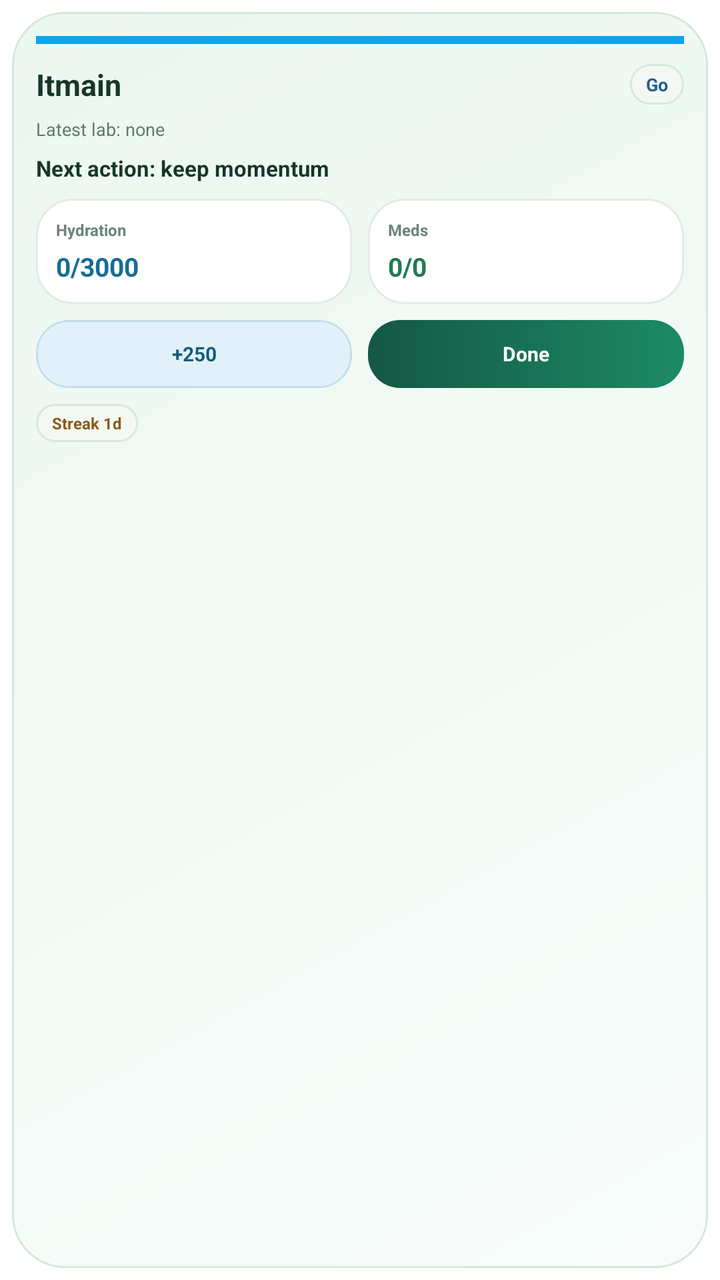
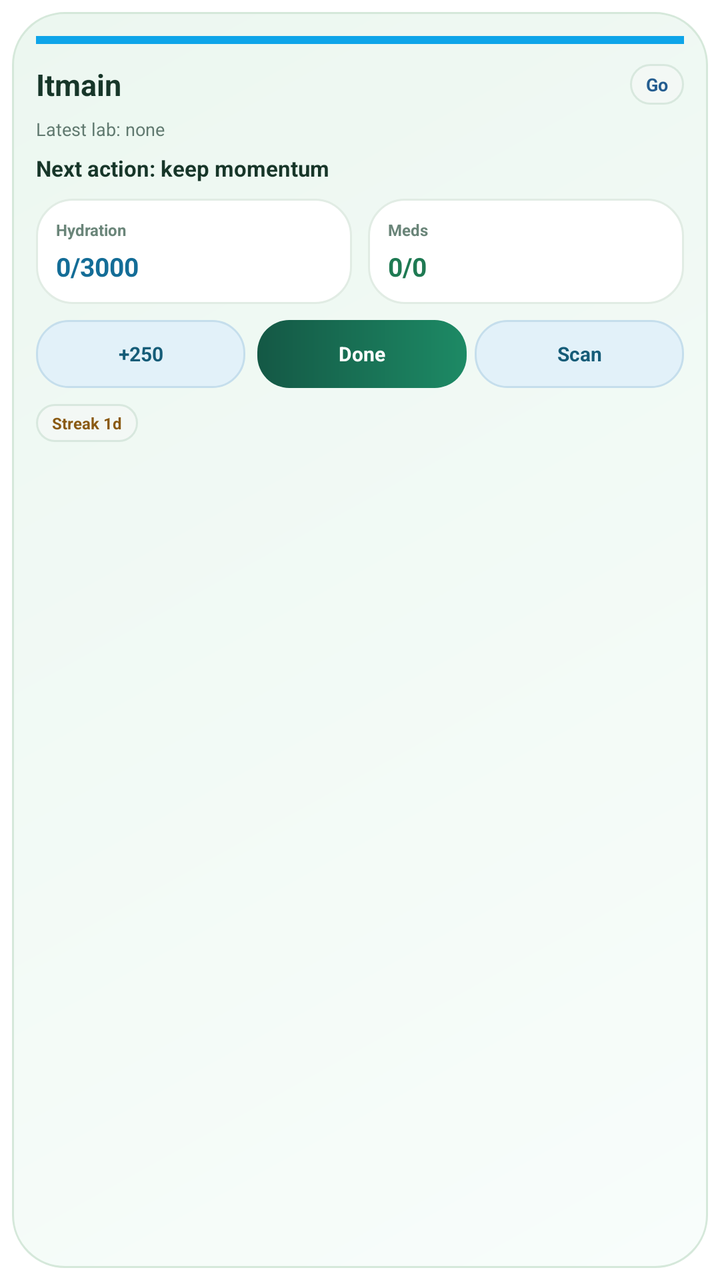

An Android layout rendered at two revisions. The XML below is the earlier revision; the diff shows what the commit changed to produce the second picture.
<!-- AndroidManifest.xml: fallback theme Theme.MaterialComponents.DayNight.NoActionBar -->
<!-- res/layout/itmain_home_widget_compact.xml -->
<?xml version="1.0" encoding="utf-8"?>
<FrameLayout xmlns:android="http://schemas.android.com/apk/res/android"
    android:id="@+id/widget_root"
    android:layout_width="match_parent"
    android:layout_height="match_parent"
    android:background="#00000000"
    android:padding="6dp">

    <LinearLayout
        android:layout_width="match_parent"
        android:layout_height="match_parent"
        android:background="@drawable/itmain_widget_surface"
        android:orientation="vertical"
        android:padding="12dp">

        <TextView
            android:id="@+id/highlight_bar"
            android:layout_width="match_parent"
            android:layout_height="4dp"
            android:layout_marginBottom="10dp"
            android:background="#0EA5E9"
            android:text="" />

        <LinearLayout
            android:layout_width="match_parent"
            android:layout_height="wrap_content"
            android:gravity="center_vertical"
            android:orientation="horizontal">

            <TextView
                android:id="@+id/text_app_title"
                android:layout_width="0dp"
                android:layout_height="wrap_content"
                android:layout_weight="1"
                android:text="Itmain"
                android:textColor="#173629"
                android:textSize="15sp"
                android:textStyle="bold" />

            <TextView
                android:id="@+id/text_status_chip"
                android:layout_width="wrap_content"
                android:layout_height="wrap_content"
                android:background="@drawable/itmain_widget_chip"
                android:paddingLeft="8dp"
                android:paddingTop="4dp"
                android:paddingRight="8dp"
                android:paddingBottom="4dp"
                android:text="Go"
                android:textColor="#245D90"
                android:textSize="9sp"
                android:textStyle="bold" />
        </LinearLayout>

        <TextView
            android:id="@+id/text_subtitle"
            android:layout_width="match_parent"
            android:layout_height="wrap_content"
            android:layout_marginTop="6dp"
            android:ellipsize="end"
            android:maxLines="1"
            android:text="Latest lab: none"
            android:textColor="#617A70"
            android:textSize="9sp" />

        <TextView
            android:id="@+id/text_motivation"
            android:layout_width="match_parent"
            android:layout_height="wrap_content"
            android:layout_marginTop="6dp"
            android:ellipsize="end"
            android:maxLines="2"
            android:text="Next action: keep momentum"
            android:textColor="#173629"
            android:textSize="11sp"
            android:textStyle="bold" />

        <LinearLayout
            android:layout_width="match_parent"
            android:layout_height="wrap_content"
            android:layout_marginTop="8dp"
            android:baselineAligned="false"
            android:orientation="horizontal">

            <LinearLayout
                android:layout_width="0dp"
                android:layout_height="wrap_content"
                android:layout_weight="1"
                android:layout_marginEnd="4dp"
                android:background="@drawable/itmain_widget_stat_card"
                android:orientation="vertical"
                android:padding="10dp">

                <TextView
                    android:id="@+id/text_water_label"
                    android:layout_width="wrap_content"
                    android:layout_height="wrap_content"
                    android:text="Hydration"
                    android:textColor="#6A8579"
                    android:textSize="8sp"
                    android:textStyle="bold" />

                <TextView
                    android:id="@+id/text_water_value"
                    android:layout_width="wrap_content"
                    android:layout_height="wrap_content"
                    android:layout_marginTop="4dp"
                    android:text="0/3000"
                    android:textColor="#146D97"
                    android:textSize="13sp"
                    android:textStyle="bold" />
            </LinearLayout>

            <LinearLayout
                android:layout_width="0dp"
                android:layout_height="wrap_content"
                android:layout_weight="1"
                android:layout_marginStart="4dp"
                android:background="@drawable/itmain_widget_stat_card"
                android:orientation="vertical"
                android:padding="10dp">

                <TextView
                    android:id="@+id/text_tasks_label"
                    android:layout_width="wrap_content"
                    android:layout_height="wrap_content"
                    android:text="Meds"
                    android:textColor="#6A8579"
                    android:textSize="8sp"
                    android:textStyle="bold" />

                <TextView
                    android:id="@+id/text_tasks_value"
                    android:layout_width="wrap_content"
                    android:layout_height="wrap_content"
                    android:layout_marginTop="4dp"
                    android:text="0/0"
                    android:textColor="#1F7A53"
                    android:textSize="13sp"
                    android:textStyle="bold" />
            </LinearLayout>
        </LinearLayout>

        <LinearLayout
            android:layout_width="match_parent"
            android:layout_height="wrap_content"
            android:layout_marginTop="8dp"
            android:orientation="horizontal">

            <TextView
                android:id="@+id/btn_add_water"
                android:layout_width="0dp"
                android:layout_height="34dp"
                android:layout_weight="1"
                android:layout_marginEnd="4dp"
                android:background="@drawable/itmain_widget_secondary_action"
                android:gravity="center"
                android:text="+250"
                android:textColor="#155C78"
                android:textSize="10sp"
                android:textStyle="bold" />

            <TextView
                android:id="@+id/btn_mark_task"
                android:layout_width="0dp"
                android:layout_height="34dp"
                android:layout_weight="1"
                android:layout_marginStart="4dp"
                android:background="@drawable/itmain_widget_primary_action"
                android:gravity="center"
                android:text="Done"
                android:textColor="#FFFFFF"
                android:textSize="10sp"
                android:textStyle="bold" />
        </LinearLayout>

        <TextView
            android:id="@+id/text_streak_badge"
            android:layout_width="wrap_content"
            android:layout_height="wrap_content"
            android:layout_marginTop="8dp"
            android:background="@drawable/itmain_widget_chip"
            android:paddingLeft="8dp"
            android:paddingTop="4dp"
            android:paddingRight="8dp"
            android:paddingBottom="4dp"
            android:text="Streak 1d"
            android:textColor="#8A5A13"
            android:textSize="8sp"
            android:textStyle="bold" />
    </LinearLayout>
</FrameLayout>
<!-- resources referenced by this layout -->
<resources>
  <!-- drawable itmain_widget_chip (drawable) -->
  <?xml version="1.0" encoding="utf-8"?>
  <shape xmlns:android="http://schemas.android.com/apk/res/android"
      android:shape="rectangle">
      <corners android:radius="999dp" />
      <solid android:color="#F3F8F5" />
      <stroke
          android:width="1dp"
          android:color="#D8E8DE" />
  </shape>
  <!-- drawable itmain_widget_primary_action (drawable) -->
  <?xml version="1.0" encoding="utf-8"?>
  <shape xmlns:android="http://schemas.android.com/apk/res/android"
      android:shape="rectangle">
      <corners android:radius="16dp" />
      <gradient
          android:angle="0"
          android:endColor="#1D8A65"
          android:startColor="#145845" />
  </shape>
  <!-- drawable itmain_widget_secondary_action (drawable) -->
  <?xml version="1.0" encoding="utf-8"?>
  <shape xmlns:android="http://schemas.android.com/apk/res/android"
      android:shape="rectangle">
      <corners android:radius="16dp" />
      <solid android:color="#E2F1F9" />
      <stroke
          android:width="1dp"
          android:color="#C5DEEC" />
  </shape>
  <!-- drawable itmain_widget_stat_card (drawable) -->
  <?xml version="1.0" encoding="utf-8"?>
  <shape xmlns:android="http://schemas.android.com/apk/res/android"
      android:shape="rectangle">
      <corners android:radius="18dp" />
      <solid android:color="#FFFFFF" />
      <stroke
          android:width="1dp"
          android:color="#E1ECE4" />
  </shape>
  <!-- drawable itmain_widget_surface (drawable) -->
  <?xml version="1.0" encoding="utf-8"?>
  <shape xmlns:android="http://schemas.android.com/apk/res/android"
      android:shape="rectangle">
      <corners android:radius="26dp" />
      <gradient
          android:angle="315"
          android:endColor="#F8FDFB"
          android:startColor="#ECF7F0" />
      <stroke
          android:width="1dp"
          android:color="#D5E8DA" />
      <padding
          android:left="14dp"
          android:top="14dp"
          android:right="14dp"
          android:bottom="14dp" />
  </shape>
</resources>

<!-- the commit's change to res/layout/itmain_home_widget_compact.xml (unified diff, before → after) -->
@@ -165,11 +165,25 @@
                 android:layout_width="0dp"
                 android:layout_height="34dp"
                 android:layout_weight="1"
-                android:layout_marginStart="4dp"
+                android:layout_marginStart="2dp"
+                android:layout_marginEnd="2dp"
                 android:background="@drawable/itmain_widget_primary_action"
                 android:gravity="center"
                 android:text="Done"
                 android:textColor="#FFFFFF"
+                android:textSize="10sp"
+                android:textStyle="bold" />
+
+            <TextView
+                android:id="@+id/btn_scan_food"
+                android:layout_width="0dp"
+                android:layout_height="34dp"
+                android:layout_weight="1"
+                android:layout_marginStart="2dp"
+                android:background="@drawable/itmain_widget_secondary_action"
+                android:gravity="center"
+                android:text="Scan"
+                android:textColor="#155C78"
                 android:textSize="10sp"
                 android:textStyle="bold" />
         </LinearLayout>
